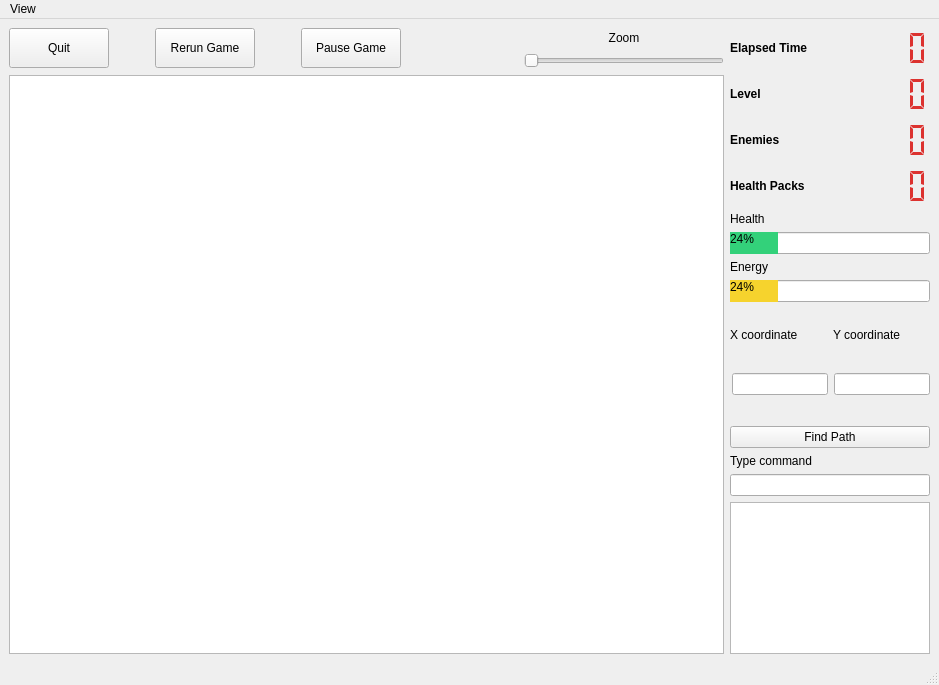
The window that gamewindow.ui (nicogutz/APT-Qt-Game) describes before a commit, drawn with Qt 5.
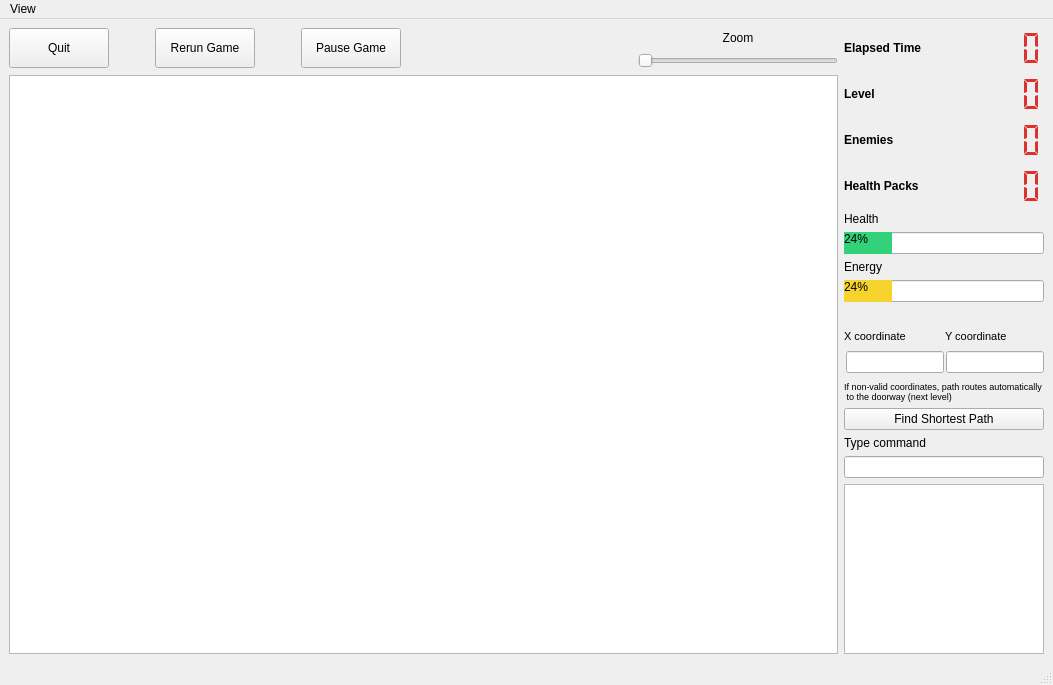
The same window after the commit. Icons and pictures are not drawn.

The edit to the form file:
```diff
--- a/gamewindow.ui
+++ b/gamewindow.ui
@@ -6,7 +6,7 @@
    <rect>
     <x>0</x>
     <y>0</y>
-    <width>939</width>
+    <width>1053</width>
     <height>685</height>
    </rect>
   </property>
@@ -467,13 +467,34 @@
           </property>
          </spacer>
         </item>
+        <item>
+         <spacer name="horizontalSpacer_8">
+          <property name="orientation">
+           <enum>Qt::Horizontal</enum>
+          </property>
+          <property name="sizeHint" stdset="0">
+           <size>
+            <width>40</width>
+            <height>2</height>
+           </size>
+          </property>
+         </spacer>
+        </item>
         <item>
          <layout class="QHBoxLayout" name="horizontalLayout_6">
+          <property name="spacing">
+           <number>2</number>
+          </property>
           <property name="bottomMargin">
-           <number>20</number>
+           <number>0</number>
           </property>
           <item>
            <widget class="QLabel" name="label_2">
+            <property name="font">
+             <font>
+              <pointsize>8</pointsize>
+             </font>
+            </property>
             <property name="text">
              <string>X coordinate</string>
             </property>
@@ -481,6 +502,11 @@
           </item>
           <item>
            <widget class="QLabel" name="label">
+            <property name="font">
+             <font>
+              <pointsize>8</pointsize>
+             </font>
+            </property>
             <property name="text">
              <string>Y coordinate</string>
             </property>
@@ -496,18 +522,21 @@
           <property name="sizeHint" stdset="0">
            <size>
             <width>40</width>
-            <height>5</height>
+            <height>2</height>
            </size>
           </property>
          </spacer>
         </item>
         <item>
          <layout class="QHBoxLayout" name="horizontalLayout_5">
+          <property name="spacing">
+           <number>2</number>
+          </property>
           <property name="leftMargin">
            <number>2</number>
           </property>
           <property name="bottomMargin">
-           <number>20</number>
+           <number>0</number>
           </property>
           <item>
            <widget class="QLineEdit" name="x_path"/>
@@ -525,15 +554,37 @@
           <property name="sizeHint" stdset="0">
            <size>
             <width>40</width>
-            <height>5</height>
+            <height>2</height>
            </size>
           </property>
          </spacer>
         </item>
+        <item>
+         <widget class="QLabel" name="label_3">
+          <property name="maximumSize">
+           <size>
+            <width>399</width>
+            <height>16777215</height>
+           </size>
+          </property>
+          <property name="font">
+           <font>
+            <pointsize>7</pointsize>
+           </font>
+          </property>
+          <property name="midLineWidth">
+           <number>40</number>
+          </property>
+          <property name="text">
+           <string>If non-valid coordinates, path routes automatically
+ to the doorway (next level)</string>
+          </property>
+         </widget>
+        </item>
         <item>
          <widget class="QPushButton" name="path_find_trigger">
           <property name="text">
-           <string>Find Path</string>
+           <string>Find Shortest Path</string>
           </property>
          </widget>
         </item>
@@ -572,7 +623,7 @@
     <rect>
      <x>0</x>
      <y>0</y>
-     <width>939</width>
+     <width>1053</width>
      <height>21</height>
     </rect>
    </property>
```
